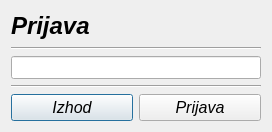
Qt form login.ui (MaxMaxy/racun) before a commit.
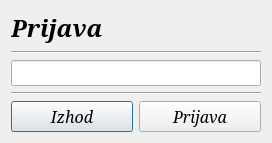
The same form after that commit.

```diff
--- a/login.ui
+++ b/login.ui
@@ -7,12 +7,12 @@
     <x>0</x>
     <y>0</y>
     <width>272</width>
-    <height>132</height>
+    <height>135</height>
    </rect>
   </property>
   <property name="font">
    <font>
-    <family>MS Sans Serif</family>
+    <family>Serif</family>
     <pointsize>10</pointsize>
     <italic>true</italic>
    </font>
@@ -29,7 +29,7 @@
         <widget class="QLabel" name="label">
          <property name="font">
           <font>
-           <family>MS Sans Serif</family>
+           <family>Serif</family>
            <pointsize>18</pointsize>
            <weight>75</weight>
            <italic>true</italic>
@@ -48,6 +48,7 @@
         <widget class="Line" name="line">
          <property name="font">
           <font>
+           <family>Serif</family>
            <italic>true</italic>
           </font>
          </property>
@@ -60,7 +61,7 @@
         <widget class="QLineEdit" name="lineEdit_login">
          <property name="font">
           <font>
-           <family>MS Sans Serif</family>
+           <family>Serif</family>
            <pointsize>10</pointsize>
            <italic>true</italic>
           </font>
@@ -73,6 +74,7 @@
       <widget class="Line" name="line_2">
        <property name="font">
         <font>
+         <family>Serif</family>
          <italic>true</italic>
         </font>
        </property>
@@ -87,7 +89,7 @@
         <widget class="QPushButton" name="pushButton">
          <property name="font">
           <font>
-           <family>MS Sans Serif</family>
+           <family>Serif</family>
            <pointsize>12</pointsize>
            <italic>true</italic>
           </font>
@@ -101,7 +103,7 @@
         <widget class="QPushButton" name="pushButton_prijava">
          <property name="font">
           <font>
-           <family>MS Sans Serif</family>
+           <family>Serif</family>
            <pointsize>12</pointsize>
            <italic>true</italic>
           </font>
```
